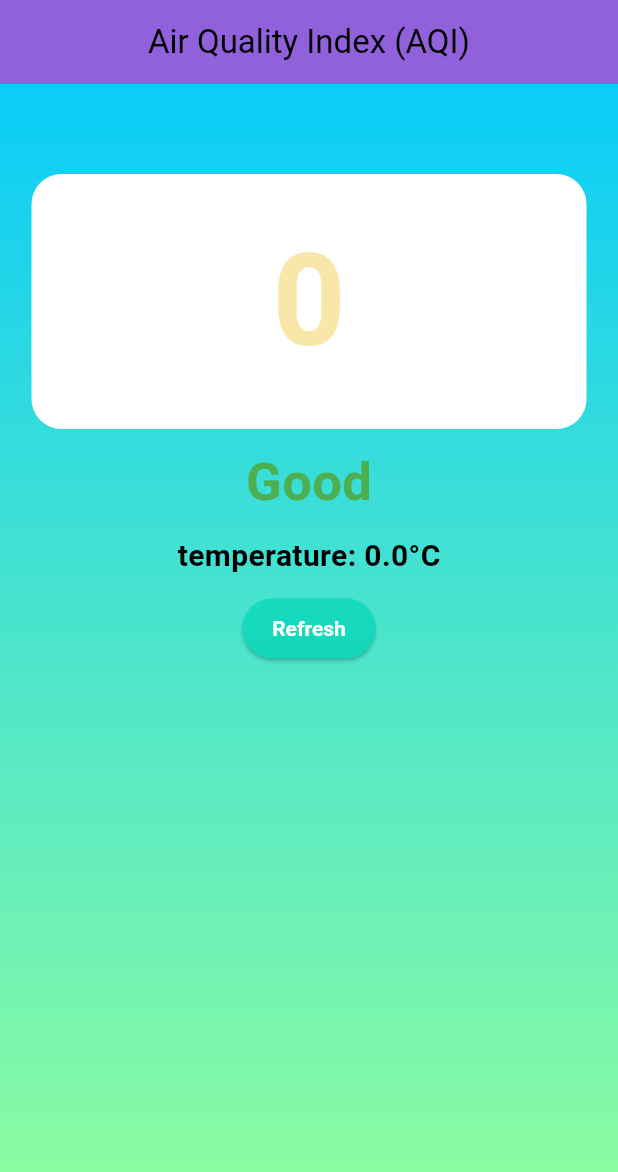
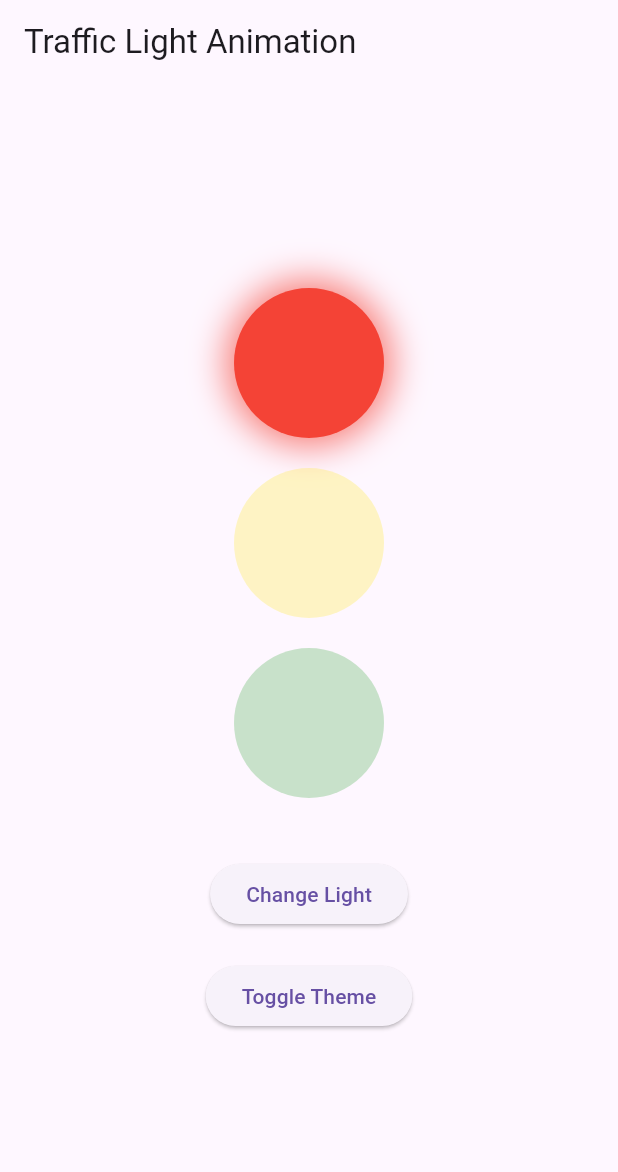
Before and after one commit to KanawadC/mytestapp, a Flutter app: the screen it shows after launch, on a phone screen of 412 x 824 dp. Shown: the top 1172 px of the screen. Run offline on Flutter 3.47's test engine with Material 3 defaults, Android fonts, the phone set to English and light mode, and no system bars.

Commit message:
homework4

```diff
--- /dev/null
+++ b/lib/homework4.dart
@@ -0,0 +1,85 @@
+import 'package:flutter/material.dart';
+
+class TrafficLightScreen extends StatefulWidget {
+  final VoidCallback toggleTheme; // รับฟังก์ชันเปลี่ยนธีม
+
+  const TrafficLightScreen({super.key, required this.toggleTheme});
+
+  @override
+  _TrafficLightScreenState createState() => _TrafficLightScreenState();
+}
+
+class _TrafficLightScreenState extends State<TrafficLightScreen> {
+  int _currentLight = 0;
+
+  void _changeLight() {
+    setState(() {
+      _currentLight = (_currentLight + 1) % 3;
+    });
+  }
+
+  double _getOpacity(int lightIndex) {
+    return _currentLight == lightIndex ? 1.0 : 0.3;
+  }
+
+  @override
+  Widget build(BuildContext context) {
+    return Scaffold(
+      appBar: AppBar(title: Text('Traffic Light Animation')),
+      body: Center(
+        child: Column(
+          mainAxisAlignment: MainAxisAlignment.center,
+          children: [
+            AnimatedOpacity(
+              duration: Duration(seconds: 1),
+              opacity: _getOpacity(0),
+              child: _buildLight(Colors.red, _currentLight == 0),
+            ),
+            SizedBox(height: 20),
+            AnimatedOpacity(
+              duration: Duration(seconds: 1),
+              opacity: _getOpacity(1),
+              child: _buildLight(Colors.yellow, _currentLight == 1),
+            ),
+            SizedBox(height: 20),
+            AnimatedOpacity(
+              duration: Duration(seconds: 1),
+              opacity: _getOpacity(2),
+              child: _buildLight(Colors.green, _currentLight == 2),
+            ),
+            SizedBox(height: 40),
+            ElevatedButton(
+              onPressed: _changeLight,
+              child: Text('Change Light'),
+            ),
+            SizedBox(height: 20),
+            ElevatedButton(
+              onPressed: widget.toggleTheme, // ปุ่มเปลี่ยนธีม
+              child: Text("Toggle Theme"),
+            ),
+          ],
+        ),
+      ),
+    );
+  }
+
+  Widget _buildLight(Color color, bool isActive) {
+    return Container(
+      width: 100,
+      height: 100,
+      decoration: BoxDecoration(
+        color: color,
+        shape: BoxShape.circle,
+        boxShadow: isActive
+            ? [
+                BoxShadow(
+                  color: color.withOpacity(0.7),
+                  blurRadius: 20,
+                  spreadRadius: 5,
+                ),
+              ]
+            : [],
+      ),
+    );
+  }
+}
--- a/lib/main.dart
+++ b/lib/main.dart
@@ -1,52 +1,35 @@
 import 'package:flutter/material.dart';
-import 'package:mytestapp/Homework2/air_quality.dart';
+import 'package:mytestapp/homework4.dart';
 
 void main() {
   runApp(const MyApp());
 }
 
-class MyApp extends StatelessWidget {
+class MyApp extends StatefulWidget {
   const MyApp({super.key});
+
+  @override
+  State<MyApp> createState() => _MyAppState();
+}
+
+class _MyAppState extends State<MyApp> {
+  ThemeMode themeMode = ThemeMode.light;
+
+  void toggleTheme() {
+    setState(() {
+      themeMode =
+          themeMode == ThemeMode.light ? ThemeMode.dark : ThemeMode.light;
+    });
+  }
 
   @override
   Widget build(BuildContext context) {
     return MaterialApp(
-      theme: ThemeData(
-        // ไล่โทนสีหลักของธีม
-        colorScheme: ColorScheme.fromSwatch().copyWith(
-          primary: Colors.blue, // สีหลัก
-          secondary: Colors.greenAccent, // สีรอง
-        ),
-        scaffoldBackgroundColor:
-            Colors.transparent, // พื้นหลังโปร่งใส เพื่อใช้ Gradient
-        appBarTheme: const AppBarTheme(
-          backgroundColor: Colors.transparent, // ทำให้ AppBar ใช้ Gradient ได้
-          elevation: 0, // ลบเงาของ AppBar
-        ),
-      ),
-      home: const GradientBackground(child: AirQuality()), // ใช้พื้นหลังไล่โทน
+      debugShowCheckedModeBanner: false,
+      theme: ThemeData.light(),
+      darkTheme: ThemeData.dark(),
+      themeMode: themeMode,
+      home: TrafficLightScreen(toggleTheme: toggleTheme),
     );
   }
 }
-
-class GradientBackground extends StatelessWidget {
-  final Widget child;
-  const GradientBackground({super.key, required this.child});
-
-  @override
-  Widget build(BuildContext context) {
-    return Container(
-      decoration: const BoxDecoration(
-        gradient: LinearGradient(
-          begin: Alignment.topCenter,
-          end: Alignment.bottomCenter,
-          colors: [
-            Color(0xFF00C9FF), // สีฟ้าอ่อน
-            Color(0xFF92FE9D), // สีเขียวอ่อน
-          ],
-        ),
-      ),
-      child: child,
-    );
-  }
-}
```
Also changed, not shown: lib/homework3/add_product_page.dart (added, +113 -0 lines), lib/profilecard.dart (added).
